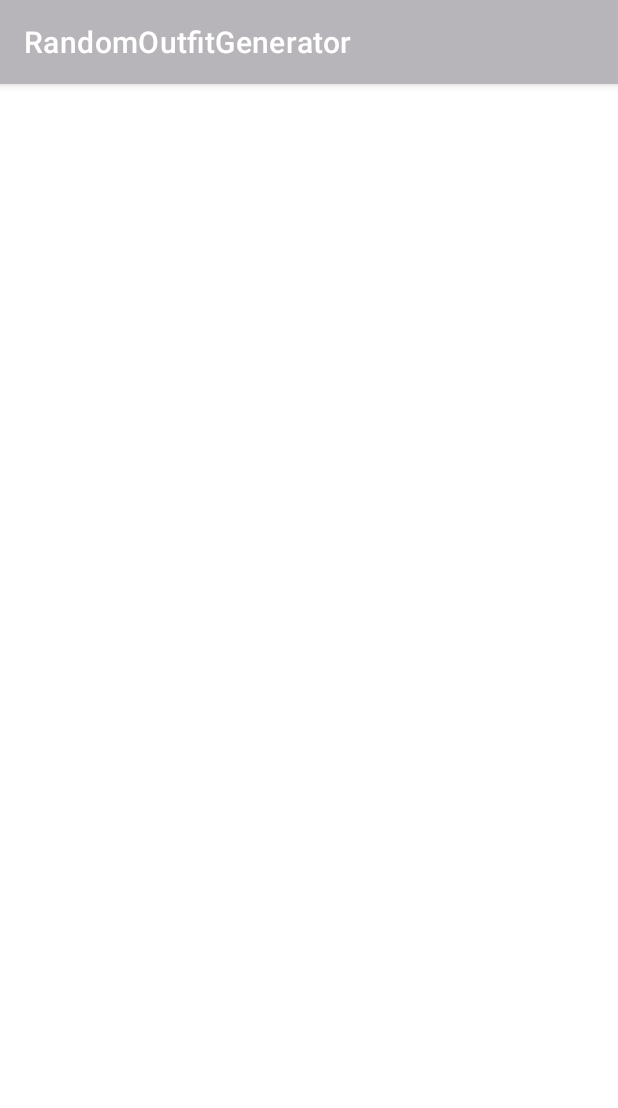
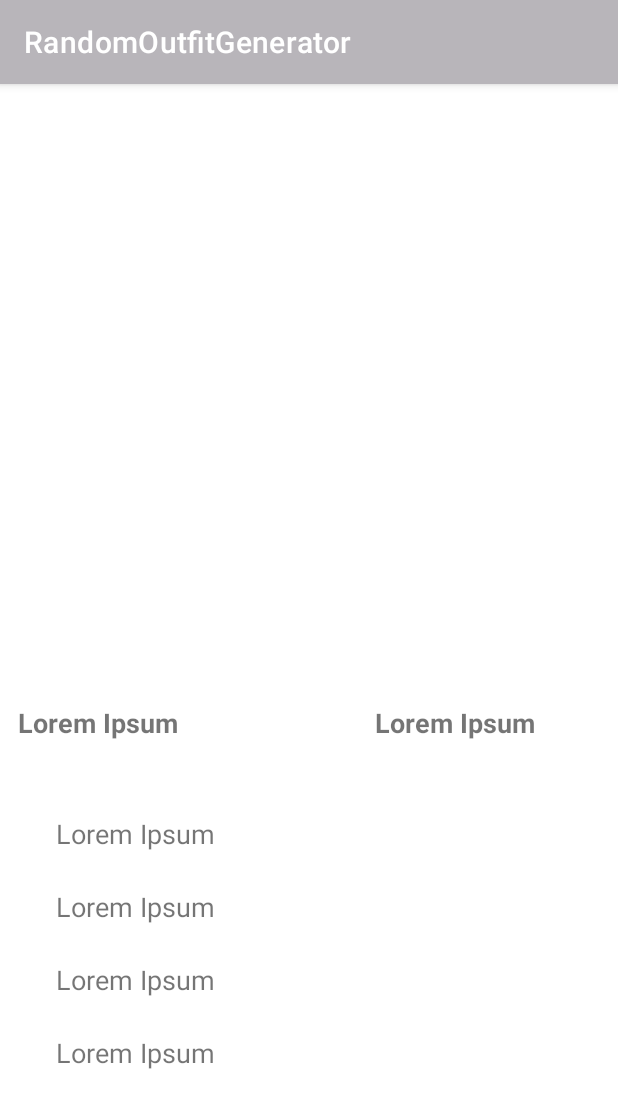
Before and after one commit to rhit-labayojt/RandomOutfitGenerator, an Android app: the fragment OutfitFragment shown on its own in the app's theme, on a phone screen of 412 x 824 dp. Shown: the top 1108 px of the screen. Run offline under Robolectric (Android 15) with nearby library versions, the phone set to English and light mode, and no system bars; our stand-ins replace Firebase (no records; nobody signed in at launch, a user with empty details on screens opened directly); pictures from the network do not load; 12 statements that could not run were skipped.

Commit message:
starting to work on image taking

```diff
--- a/RandomOutfitGenerator/app/build.gradle
+++ b/RandomOutfitGenerator/app/build.gradle
@@ -52,6 +52,9 @@ dependencies {
     implementation 'com.firebaseui:firebase-ui-auth:8.0.0'
     implementation 'androidx.core:core-ktx:1.7.0'
     implementation 'androidx.activity:activity-ktx:1.4.0'
+    implementation "io.coil-kt:coil:1.3.2"
+    implementation "androidx.activity:activity-ktx:1.4.0"
+    implementation "androidx.fragment:fragment-ktx:1.4.1"
     testImplementation 'junit:junit:4.+'
     androidTestImplementation 'androidx.test.ext:junit:1.1.3'
     androidTestImplementation 'androidx.test.espresso:espresso-core:3.4.0'
--- a/RandomOutfitGenerator/app/src/main/java/edu/rosehulman/randomoutfitgenerator/ui/ClosetFragment.kt
+++ b/RandomOutfitGenerator/app/src/main/java/edu/rosehulman/randomoutfitgenerator/ui/ClosetFragment.kt
@@ -41,7 +41,6 @@ class ClosetFragment : Fragment() {
 
         binding = FragmentClosetBinding.inflate(inflater, container, false)
         binding.closetParentLayout.visibility = View.INVISIBLE
-        binding.loadingText.visibility = View.VISIBLE
 
         model = ViewModelProvider(requireActivity()).get(ClosetViewModel::class.java)
         setAdapters()
@@ -56,7 +55,6 @@ class ClosetFragment : Fragment() {
             shoesAdapter.notifyDataSetChanged()
             fullBodyAdapter.filter()
             fullBodyAdapter.notifyDataSetChanged()
-            binding.loadingText.visibility = View.GONE
             binding.closetParentLayout.visibility = View.VISIBLE
         }
         setListeners()
--- a/RandomOutfitGenerator/app/src/main/res/layout/fragment_outfit.xml
+++ b/RandomOutfitGenerator/app/src/main/res/layout/fragment_outfit.xml
@@ -22,13 +22,15 @@
     <TextView android:id="@+id/outfit_style"
         style="@style/outfit_text"
         android:layout_width="@dimen/outfit_text_view_width"
-        android:layout_below="@id/outfit_bottom"/>
+        android:layout_below="@id/outfit_bottom"
+        android:textStyle="bold"/>
 
     <TextView android:id="@+id/outfit_weather"
         style="@style/outfit_text"
         android:layout_width="@dimen/outfit_text_view_width"
         android:layout_below="@id/outfit_bottom"
-        android:layout_alignParentEnd="true"/>
+        android:layout_alignParentEnd="true"
+        android:textStyle="bold"/>
 
     <LinearLayout android:id="@+id/outfit_text_labels"
         android:layout_width="match_parent"
--- a/RandomOutfitGenerator/app/src/main/res/layout/fragment_randomization.xml
+++ b/RandomOutfitGenerator/app/src/main/res/layout/fragment_randomization.xml
@@ -6,10 +6,6 @@
     android:layout_width="match_parent"
     android:layout_height="match_parent"
     android:background="@color/white">
-
-    <TextView android:id="@+id/loading_text"
-        style="@style/splash_text_view"
-        android:visibility="gone"/>
 
     <Switch android:id="@+id/full_body_outfit_toggle"
         style="@style/full_body_switch"/>
--- a/RandomOutfitGenerator/app/src/main/res/values/dimens.xml
+++ b/RandomOutfitGenerator/app/src/main/res/values/dimens.xml
@@ -35,7 +35,7 @@
     <dimen name="outfit_image_margin">25dp</dimen>
     <dimen name="outfit_text_view_height">75dp</dimen>
     <dimen name="outfit_text_size">18sp</dimen>
-    <dimen name="outfit_text_view_width">50dp</dimen>
+    <dimen name="outfit_text_view_width">150dp</dimen>
     <dimen name="outfit_text_margin">12dp</dimen>
     <dimen name="outfit_accessory_height">100dp</dimen>
     <dimen name="outfit_accessory_margin">5dp</dimen>
--- a/RandomOutfitGenerator/app/src/main/res/values/strings.xml
+++ b/RandomOutfitGenerator/app/src/main/res/values/strings.xml
@@ -19,6 +19,7 @@
     //-------------------Outfits-------------------
     <string name="outfit">My Outfit</string>
     <string name="save_outfit">Save</string>
+    <string name="dummy_string">Lorem Ipsum</string>
 
     //----------------------Settings---------------
     <string name="menu_settings">Settings</string>
--- a/RandomOutfitGenerator/app/src/main/res/values/themes.xml
+++ b/RandomOutfitGenerator/app/src/main/res/values/themes.xml
@@ -78,9 +78,17 @@
     </style>
 
     <style name="outfit_text">
-        <item name="android:layout_width">match_parent</item>
+        <item name="android:layout_width">wrap_content</item>
         <item name="android:layout_height">wrap_content</item>
         <item name="android:layout_margin">@dimen/outfit_text_margin</item>
+        <item name="android:text">@string/dummy_string</item>
+        <item name="android:textSize">@dimen/outfit_text_size</item>
+    </style>
+
+    <style name="accessory_layout">
+        <item name="android:layout_width">match_parent</item>
+        <item name="android:layout_height">@dimen/outfit_accessory_height</item>
+        <item name="android:layout_margin">@dimen/outfit_accessory_margin</item>
     </style>
 
     //---------------------Saved Outfits Fragment Themes------------
@@ -168,13 +176,6 @@
         <item name="android:paddingVertical">@dimen/clothing_edit_spinner_padding_vertical</item>
     </style>
 
-    //------------Outfit View Themes------------
-    <style name="accessory_layout">
-        <item name="android:layout_width">match_parent</item>
-        <item name="android:layout_height">@dimen/outfit_accessory_height</item>
-        <item name="android:layout_margin">@dimen/outfit_accessory_margin</item>
-    </style>
-
     //-----------Splash Fragment-------------------
     <style name="splash_text_view">
         <item name="android:layout_width">wrap_content</item>
```
Also changed, not shown: RandomOutfitGenerator/app/src/main/AndroidManifest.xml (+12 -0 lines), RandomOutfitGenerator/app/src/main/java/edu/rosehulman/randomoutfitgenerator/ui/RandomizationFragment.kt (+3 -4 lines), RandomOutfitGenerator/app/src/main/res/layout/fragment_closet.xml (+0 -7 lines), RandomOutfitGenerator/app/src/main/res/xml/file_paths.xml (added, +8 -0 lines).
